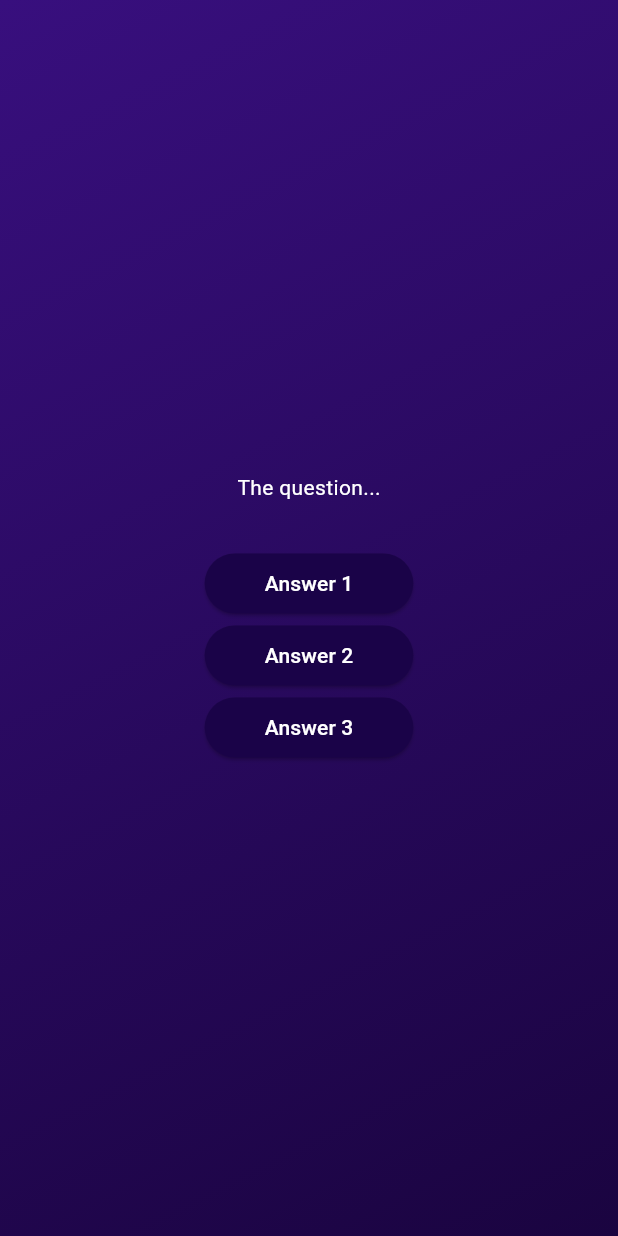
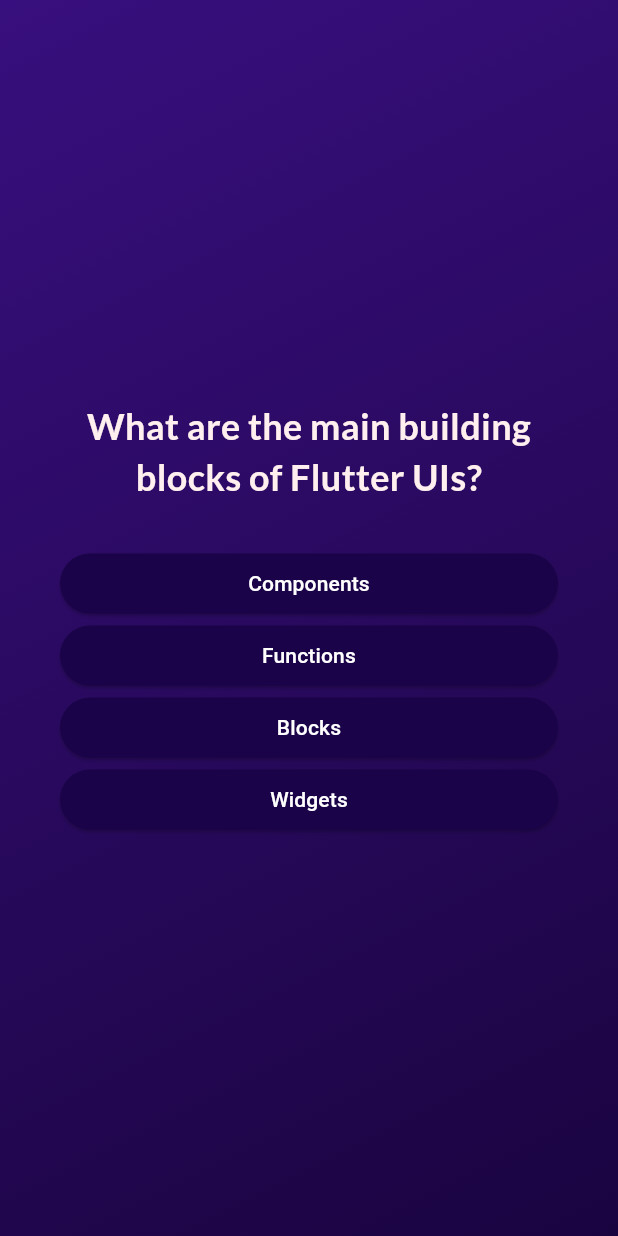
Before and after one commit to Gaslandie/flutter-quiz-app, a Flutter app: the screen it shows after launch, after a tap on "Start Quiz", on a phone screen of 412 x 824 dp. Run offline on Flutter 3.47's test engine with Material 3 defaults, Android fonts, the phone set to English and light mode, and no system bars; our stand-ins replace google_fonts.

Commit message:
recuperation liste de reponse ok

```diff
--- a/lib/answer_button.dart
+++ b/lib/answer_button.dart
@@ -19,7 +19,7 @@ class AnswerButton extends StatelessWidget {
         backgroundColor: const Color.fromARGB(255, 26, 3, 72),
         foregroundColor: Colors.white
       ),
-      child: Text(answerText),
+      child: Text(answerText,textAlign: TextAlign.center,),
     );
   }
 }
--- a/lib/models/quiz_question.dart
+++ b/lib/models/quiz_question.dart
@@ -1,5 +1,11 @@
 class QuizQuestion {
-  const QuizQuestion(this.text,this.answers);
+  const QuizQuestion(this.text, this.answers);
   final String text;
   final List<String> answers;
+
+  List<String> getShuffledAnswers() {
+    final shuffledList = List.of(answers);
+    shuffledList.shuffle();
+    return shuffledList;
+  }
 }
--- a/lib/questions_screen.dart
+++ b/lib/questions_screen.dart
@@ -1,9 +1,15 @@
 import 'package:flutter/material.dart';
-import 'package:quiz_app/answer_button.dart'; // Importe les widgets de base de Flutter.
+import 'package:quiz_app/answer_button.dart';
+import 'package:google_fonts/google_fonts.dart';
+import 'package:quiz_app/data/questions.dart'; // Importe les widgets de base de Flutter.
 
 // Déclare un widget d'état (StatefulWidget) appelé QuestionsScreen.
 class QuestionsScreen extends StatefulWidget {
-  const QuestionsScreen({super.key}); // Constructeur avec clé optionnelle.
+  const QuestionsScreen({
+    super.key,
+    required this.onSelectAnswer,
+  }); // Constructeur avec clé optionnelle.
+  final void Function(String answer) onSelectAnswer;
 
   @override
   State<QuestionsScreen> createState() {
@@ -13,20 +19,47 @@ class QuestionsScreen extends StatefulWidget {
 
 // Classe privée qui gère l'état du widget QuestionsScreen.
 class _QuestionScreenState extends State<QuestionsScreen> {
+  var currentQuestionIndex = 0;
+
+  void answerQuestion(String selectedAnswer) {
+    widget.onSelectAnswer(selectedAnswer);
+    setState(() {
+      currentQuestionIndex++;
+    });
+  }
+
   @override
   Widget build(context) {
+    final currentQuestion = questions[currentQuestionIndex];
     // Affiche simplement un texte "QuestionsScreen" à l'écran.
     return SizedBox(
       width: double.infinity,
-      child: Column(
-        mainAxisAlignment: MainAxisAlignment.center,
-        children: [
-          Text('The question...',style: TextStyle(color: Colors.white),),
-          SizedBox(height: 30,),
-          AnswerButton(answerText:'Answer 1', onTap:(){}),
-          AnswerButton(answerText:'Answer 2', onTap:(){}),
-          AnswerButton(answerText:'Answer 3', onTap:(){})
-        ],
+      child: Container(
+        margin: const EdgeInsets.all(40),
+        child: Column(
+          mainAxisAlignment: MainAxisAlignment.center,
+          crossAxisAlignment: CrossAxisAlignment.stretch,
+          children: [
+            Text(
+              currentQuestion.text,
+              style: GoogleFonts.lato(
+                color: const Color.fromARGB(255, 255, 239, 239),
+                fontSize: 24,
+                fontWeight: FontWeight.bold,
+              ),
+              textAlign: TextAlign.center,
+            ),
+            SizedBox(height: 30),
+            ...currentQuestion.getShuffledAnswers().map((answer) {
+              return AnswerButton(
+                answerText: answer,
+                onTap: () {
+                  answerQuestion(answer);
+                },
+              );
+            }),
+          ],
+        ),
       ),
     );
   }
--- a/lib/quiz.dart
+++ b/lib/quiz.dart
@@ -1,4 +1,5 @@
 import 'package:flutter/material.dart'; // Importe les widgets de base de Flutter.
+import 'package:quiz_app/data/questions.dart';
 import 'package:quiz_app/questions_screen.dart'; // Importe l'écran des questions.
 import 'package:quiz_app/start_screen.dart'; // Importe l'écran de démarrage.
 
@@ -14,6 +15,7 @@ class Quiz extends StatefulWidget {
 
 // Classe privée qui gère l'état du widget Quiz.
 class _QuizState extends State<Quiz> {
+  List<String> selectedAnswers = [];
   var activeScreen =
       'start-screen'; // Variable pour savoir quel écran afficher.
 
@@ -24,6 +26,16 @@ class _QuizState extends State<Quiz> {
     });
   }
 
+  void chooseAnswer(String answer) {
+    selectedAnswers.add(answer);
+    if (selectedAnswers.length == questions.length) {
+      setState(() {
+        selectedAnswers = [];
+        activeScreen = 'start-screen';
+      });
+    }
+  }
+
   @override
   Widget build(context) {
     // Selon la valeur de activeScreen, on affiche l'écran de démarrage ou des questions.
@@ -31,7 +43,9 @@ class _QuizState extends State<Quiz> {
         ? StartScreen(
             switchScreen,
           ) // Passe la fonction switchScreen à StartScreen.
-        : const QuestionsScreen(); // Affiche l'écran des questions.
+        : QuestionsScreen(
+            onSelectAnswer: chooseAnswer,
+          ); // Affiche l'écran des questions.
 
     // Structure principale de l'application.
     return MaterialApp(
--- a/lib/start_screen.dart
+++ b/lib/start_screen.dart
@@ -1,4 +1,5 @@
-import 'package:flutter/material.dart'; // Importe les widgets de base de Flutter.
+import 'package:flutter/material.dart';
+import 'package:google_fonts/google_fonts.dart'; // Importe les widgets de base de Flutter.
 
 // Déclare un widget sans état (StatelessWidget) appelé StartScreen.
 class StartScreen extends StatelessWidget {
@@ -28,9 +29,12 @@ class StartScreen extends StatelessWidget {
             ), // Ajoute un effet de transparence.
           ),
           const SizedBox(height: 80), // Espace vertical.
-          const Text(
+          Text(
             'Learn Flutter the fun way!', // Texte d'accroche.
-            style: TextStyle(color: Colors.white, fontSize: 24),
+            style: GoogleFonts.lato(
+              color: Colors.white,
+              fontSize: 24
+            ),
           ),
           const SizedBox(height: 40), // Autre espace vertical.
           // Bouton pour démarrer le quiz.
--- a/pubspec.yaml
+++ b/pubspec.yaml
@@ -34,6 +34,7 @@ dependencies:
   # The following adds the Cupertino Icons font to your application.
   # Use with the CupertinoIcons class for iOS style icons.
   cupertino_icons: ^1.0.8
+  google_fonts: ^6.2.1
 
 dev_dependencies:
   flutter_test:
```
Also changed, not shown: pubspec.lock, 1 other file.
